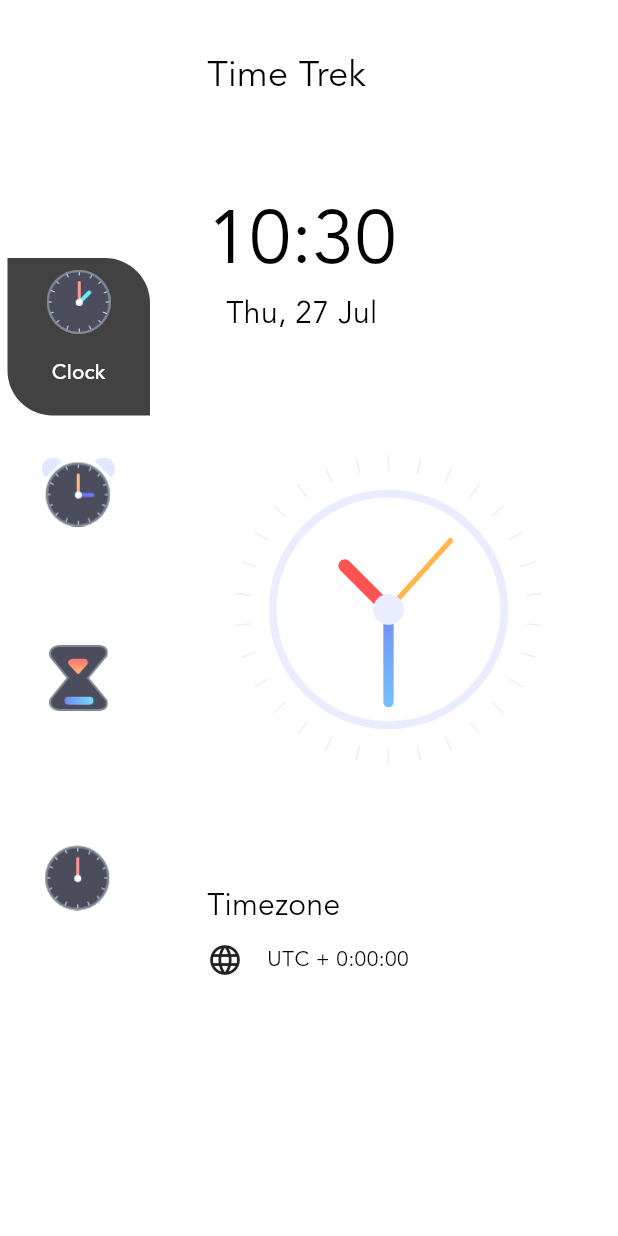
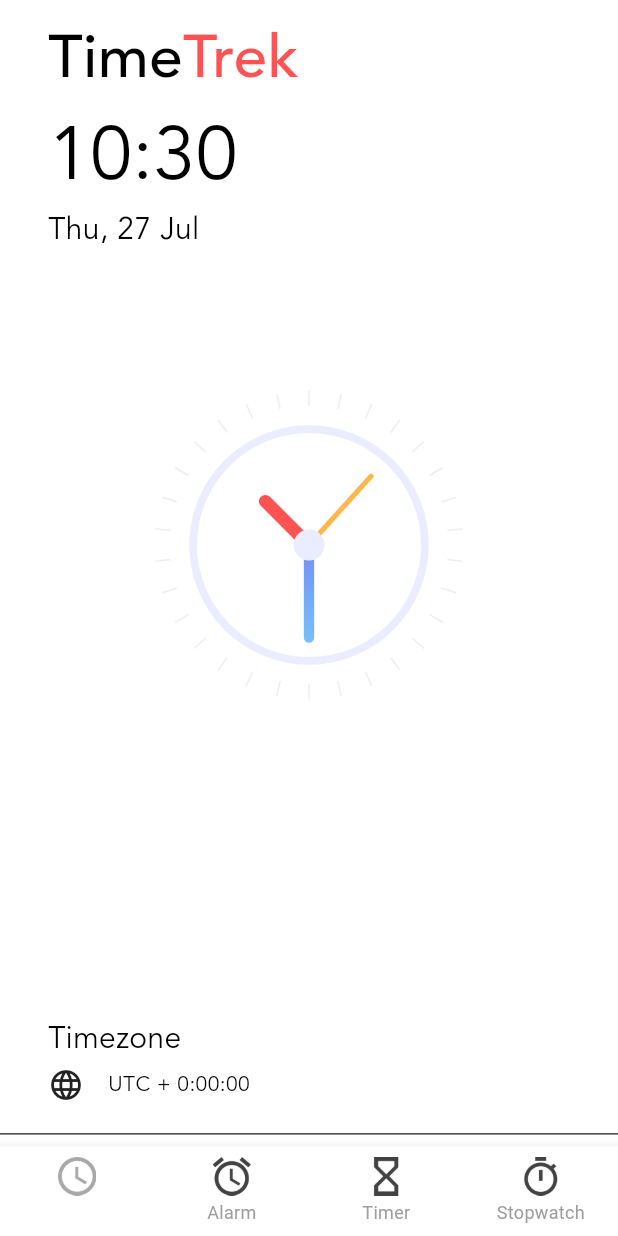
Before and after one commit to The-Naveen-Chandra/TimeTrek, a Flutter app: the screen it shows after launch, on a phone screen of 412 x 824 dp. Run offline on Flutter 3.47's test engine with Material 2 defaults, Android fonts, the phone set to English and light mode, and no system bars.

Commit message:
Major design change

```diff
--- a/lib/home/home_screen.dart
+++ b/lib/home/home_screen.dart
@@ -2,7 +2,7 @@ import 'package:flutter/material.dart';
 import 'package:intl/intl.dart';
 import 'package:provider/provider.dart';
 import 'package:timetrek_app/components/clock_view.dart';
-import 'package:timetrek_app/components/enums.dart';
+import 'package:timetrek_app/model/enums.dart';
 import 'package:timetrek_app/model/data.dart';
 import 'package:timetrek_app/model/menu_info.dart';
 
@@ -27,23 +27,74 @@ class _HomeScreenState extends State<HomeScreen> {
     var offSection = '';
     if (timezoneString.startsWith('-')) offSection = '+';
 
+    // Create a list of BottomNavigationBarItem from menuItems
+    List<BottomNavigationBarItem> bottomNavBarItems = menuItems.map((menuInfo) {
+      return BottomNavigationBarItem(
+        icon: Image.asset(
+          menuInfo.imageSource,
+          scale: 20,
+          color: Colors.grey.shade800,
+        ),
+        activeIcon: Image.asset(
+          menuInfo.imageSource,
+          color: Colors.grey, // Set the selected color to gray
+          scale: 20,
+        ),
+        label: menuInfo.title,
+      );
+    }).toList();
+
     return Scaffold(
+      // Use the BottomNavigationBar widget here
+      bottomNavigationBar: Container(
+        padding: const EdgeInsets.only(top: 8),
+        decoration: BoxDecoration(
+          border: Border(
+            top: BorderSide(
+              color: Colors.grey.shade800, // Add your desired color here
+              width: 1, // Add your desired width here
+            ),
+          ),
+        ),
+        child: Theme(
+          data: Theme.of(context).copyWith(
+            splashColor:
+                Colors.transparent, // Set the splash color to transparent
+            highlightColor:
+                Colors.transparent, // Set the highlight color to transparent
+            splashFactory: NoSplash
+                .splashFactory, // Set the splash factory to disable splash
+          ),
+          child: BottomNavigationBar(
+            type: BottomNavigationBarType.fixed,
+            items: bottomNavBarItems,
+            currentIndex: menuItems.indexWhere(
+              (menuInfo) =>
+                  menuInfo.menuType == Provider.of<MenuInfo>(context).menuType,
+            ),
+            selectedItemColor: Colors.white,
+            unselectedItemColor: Colors.grey,
+
+            // unselectedLabelStyle: const TextStyle(
+            //     fontSize: 12), // Set the label font size for unselected items
+            // selectedLabelStyle: const TextStyle(
+            //   fontSize: 12,
+            // ),
+
+            onTap: (index) {
+              var menuInfo = Provider.of<MenuInfo>(context, listen: false);
+              menuInfo.updateMenu(
+                menuItems[index],
+              );
+            },
+          ),
+        ),
+      ),
+
+      // body safe area
       body: SafeArea(
         child: Row(
           children: [
-            Padding(
-              padding: const EdgeInsets.symmetric(horizontal: 5),
-              child: Column(
-                  mainAxisAlignment: MainAxisAlignment.center,
-                  children: menuItems
-                      .map(
-                          (currentMenuInfo) => buildMenuButton(currentMenuInfo))
-                      .toList()),
-            ),
-            const VerticalDivider(
-              color: Colors.white54,
-              width: 1,
-            ),
             Expanded(
               child: Consumer<MenuInfo>(
                 builder: (context, value, child) {
@@ -53,28 +104,38 @@ class _HomeScreenState extends State<HomeScreen> {
 
                   return Container(
                     padding: const EdgeInsets.symmetric(
-                        horizontal: 32, vertical: 32),
+                      horizontal: 32,
+                      vertical: 10,
+                    ),
                     alignment: Alignment.center,
                     // color: const Color(0xff2d2f41),
                     child: Column(
                       crossAxisAlignment: CrossAxisAlignment.start,
                       children: [
                         // time trek
-                        const Flexible(
-                          flex: 1,
-                          fit: FlexFit.tight,
-                          child: Text(
-                            "Time Trek",
+                        const Row(
+                          children: [
+                            Text(
+                              "Time",
                               style: TextStyle(
                                   fontFamily: 'avenir',
-                              fontSize: 24,
+                                  fontSize: 40,
+                                  fontWeight: FontWeight.w500),
                             ),
+                            Text(
+                              "Trek",
+                              style: TextStyle(
+                                  color: Colors.redAccent,
+                                  fontFamily: 'avenir',
+                                  fontSize: 40,
+                                  fontWeight: FontWeight.w500),
                             ),
+                          ],
                         ),
 
                         // Time text
                         Column(
-                          mainAxisAlignment: MainAxisAlignment.start,
+                          crossAxisAlignment: CrossAxisAlignment.start,
                           children: [
                             Text(
                               formattedTime,
@@ -106,12 +167,12 @@ class _HomeScreenState extends State<HomeScreen> {
                             ),
                           ),
                         ),
+                        SizedBox(
+                          height: MediaQuery.of(context).size.height / 7,
+                        ),
 
                         // timezone
-                        Flexible(
-                          flex: 2,
-                          fit: FlexFit.tight,
-                          child: Column(
+                        Column(
                           crossAxisAlignment: CrossAxisAlignment.start,
                           children: [
                             const Text(
@@ -121,7 +182,7 @@ class _HomeScreenState extends State<HomeScreen> {
                                 fontSize: 20,
                               ),
                             ),
-                              const SizedBox(height: 10),
+                            const SizedBox(height: 5),
 
                             // timezone
                             Row(
@@ -141,9 +202,8 @@ class _HomeScreenState extends State<HomeScreen> {
                             ),
                           ],
                         ),
-                        ),
-                        SizedBox(
-                          height: 20,
+                        const SizedBox(
+                          height: 10,
                         ),
                       ],
                     ),
@@ -157,48 +217,50 @@ class _HomeScreenState extends State<HomeScreen> {
     );
   }
 
-  Widget buildMenuButton(MenuInfo currentMenuInfo) {
-    return Consumer<MenuInfo>(
-      builder: (context, value, child) {
-        return Container(
-          height: 105,
-          width: 95,
-          margin: const EdgeInsets.symmetric(vertical: 10),
-          decoration: BoxDecoration(
-              color: currentMenuInfo.menuType == value.menuType
-                  ? Colors.grey.shade800
-                  : Colors.transparent,
-              borderRadius: const BorderRadius.only(
-                  topRight: Radius.circular(30),
-                  bottomLeft: Radius.circular(30))),
-          child: TextButton(
-            onPressed: () {
-              var menuInfo = Provider.of<MenuInfo>(context, listen: false);
-              menuInfo.updateMenu(currentMenuInfo);
-            },
-            child: Column(
-              children: [
-                // assets
-                Image.asset(
-                  currentMenuInfo.imageSource,
-                  scale: 1.5,
-                ),
+  // Widget buildMenuButton(MenuInfo currentMenuInfo) {
+  //   return Consumer<MenuInfo>(
+  //     builder: (context, value, child) {
+  //       return Container(
+  //         height: 105,
+  //         width: 95,
+  //         margin: const EdgeInsets.symmetric(vertical: 10),
+  //         decoration: BoxDecoration(
+  //           color: currentMenuInfo.menuType == value.menuType
+  //               ? Colors.grey.shade800
+  //               : Colors.transparent,
+  //           borderRadius: const BorderRadius.only(
+  //             topRight: Radius.circular(30),
+  //             bottomLeft: Radius.circular(30),
+  //           ),
+  //         ),
+  //         child: TextButton(
+  //           onPressed: () {
+  //             var menuInfo = Provider.of<MenuInfo>(context, listen: false);
+  //             menuInfo.updateMenu(currentMenuInfo);
+  //           },
+  //           child: Column(
+  //             children: [
+  //               // assets
+  //               Image.asset(
+  //                 currentMenuInfo.imageSource,
+  //                 scale: 1.5,
+  //               ),
 
-                const SizedBox(height: 16),
+  //               const SizedBox(height: 16),
 
-                // text
-                Text(
-                  currentMenuInfo.title,
-                  style: const TextStyle(
-                    fontFamily: 'avenir',
-                    color: Colors.white,
-                  ),
-                ),
-              ],
-            ),
-          ),
-        );
-      },
-    );
+  //               // text
+  //               Text(
+  //                 currentMenuInfo.title,
+  //                 style: const TextStyle(
+  //                   fontFamily: 'avenir',
+  //                   color: Colors.white,
+  //                 ),
+  //               ),
+  //             ],
+  //           ),
+  //         ),
+  //       );
+  //     },
+  //   );
+  // }
 }
-}
--- a/lib/main.dart
+++ b/lib/main.dart
@@ -1,6 +1,6 @@
 import 'package:flutter/material.dart';
 import 'package:provider/provider.dart';
-import 'package:timetrek_app/components/enums.dart';
+import 'package:timetrek_app/model/enums.dart';
 import 'package:timetrek_app/home/home_screen.dart';
 import 'package:timetrek_app/model/menu_info.dart';
 import 'package:timetrek_app/theme/dark_theme.dart';
--- a/lib/model/data.dart
+++ b/lib/model/data.dart
@@ -1,13 +1,13 @@
-import 'package:timetrek_app/components/enums.dart';
+import 'package:timetrek_app/model/enums.dart';
 import 'package:timetrek_app/model/menu_info.dart';
 
 List<MenuInfo> menuItems = [
   MenuInfo(MenuType.clock,
-      title: "Clock", imageSource: "assets/images/clock_icon.png"),
+      title: "Clock", imageSource: "assets/images/clock-with-white-face.png"),
   MenuInfo(MenuType.alarm,
-      title: "Alarm", imageSource: "assets/images/alarm_icon.png"),
+      title: "Alarm", imageSource: "assets/images/alarm-clock.png"),
   MenuInfo(MenuType.timer,
-      title: "Timer", imageSource: "assets/images/timer_icon.png"),
+      title: "Timer", imageSource: "assets/images/hourglass.png"),
   MenuInfo(MenuType.stopwatch,
-      title: "Stopwatch", imageSource: "assets/images/stopwatch_icon.png"),
+      title: "Stopwatch", imageSource: "assets/images/set-timer-button.png"),
 ];
--- a/lib/model/menu_info.dart
+++ b/lib/model/menu_info.dart
@@ -1,5 +1,5 @@
 import 'package:flutter/material.dart';
-import 'package:timetrek_app/components/enums.dart';
+import 'package:timetrek_app/model/enums.dart';
 
 class MenuInfo extends ChangeNotifier {
   MenuType menuType;
--- a/lib/theme/dark_theme.dart
+++ b/lib/theme/dark_theme.dart
@@ -3,9 +3,9 @@ import 'package:flutter/material.dart';
 ThemeData darkTheme = ThemeData(
   useMaterial3: true,
   brightness: Brightness.dark,
-  colorScheme: ColorScheme.dark(
+  colorScheme: const ColorScheme.dark(
     background: Colors.black,
-    primary: const Color(0xFF2D2F41),
+    primary: Color(0xFF2D2F41),
     secondary: Colors.white,
     tertiary: Colors.pink,
   ),
```
Also changed, not shown: assets/images/alarm-clock.png (added), assets/images/clock-with-white-face.png (added), assets/images/hourglass.png (added), assets/images/set-timer-button.png (added), lib/model/enums.dart (renamed from lib/components/enums.dart). Lines whose indentation alone changed are shown as unchanged.
